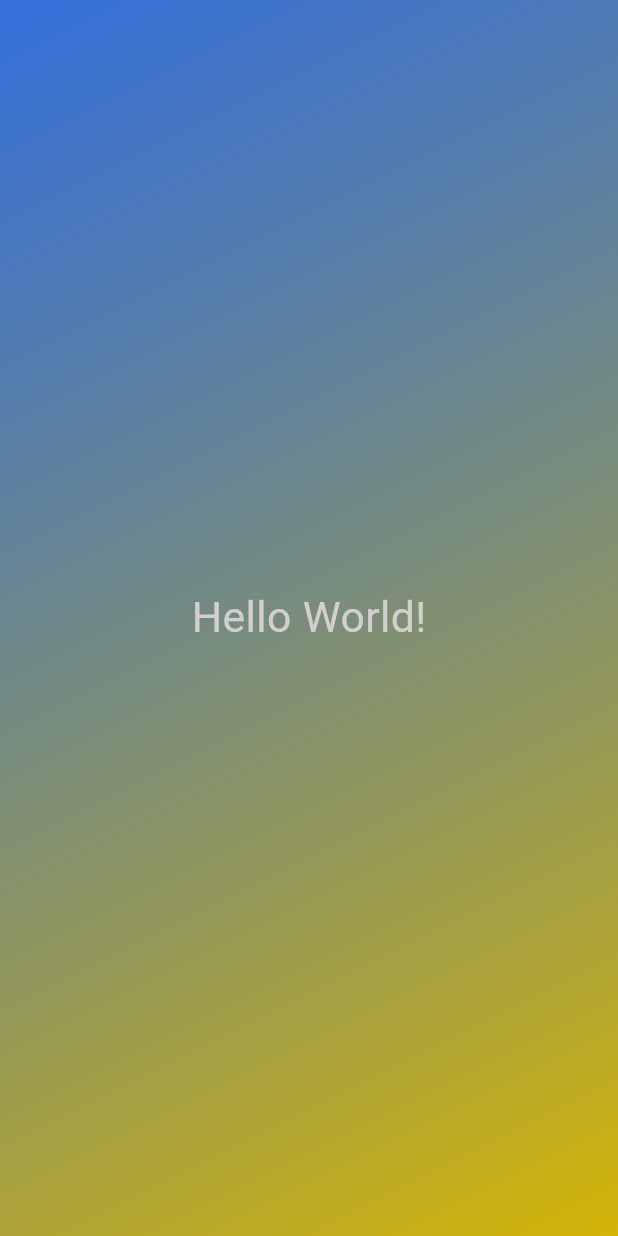
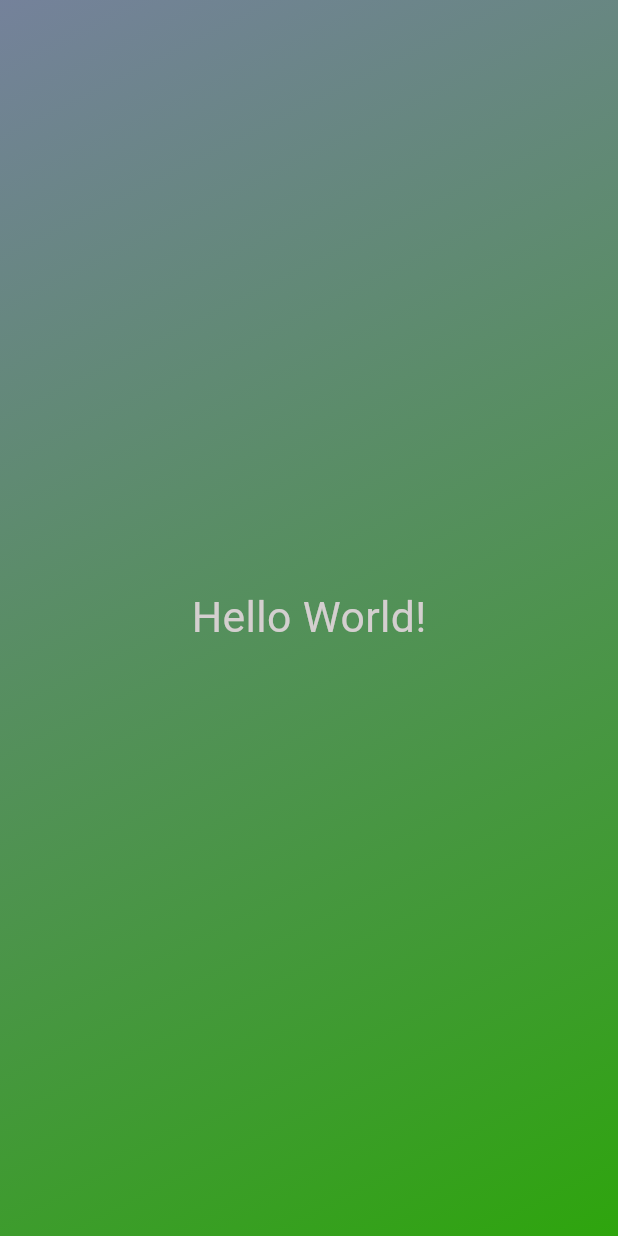
Before and after one commit to Wilson-Ochieng/Flutter-training, a Flutter app: the screen it shows after launch, on a phone screen of 412 x 824 dp. Run offline on Flutter 3.47's test engine with Material 3 defaults, Android fonts, the phone set to English and light mode, and no system bars.

Commit message:
created variables

```diff
--- a/lib/gradient_container.dart
+++ b/lib/gradient_container.dart
@@ -1,27 +1,25 @@
 import 'package:first_app/styled_text.dart';
 import 'package:flutter/material.dart';
-class  GradientContainer extends  StatelessWidget {
+//Created variables instead of hardcoding
+var startAlignment = Alignment.topLeft;
+var endAlignment = Alignment.bottomRight;
 
+class GradientContainer extends StatelessWidget {
   //Constuctor Function For  GradientContainer
-  const GradientContainer ({super.key});
-
+  const GradientContainer({super.key});
 
   @override
-   build(context){
+  build(context) {
     return Container(
-        decoration: const BoxDecoration(
+      decoration:  BoxDecoration(
         gradient: LinearGradient(colors: [
-            Color.fromARGB(205, 2, 78, 210),
-            Color.fromARGB(255, 212, 181, 6)
-          ], begin: Alignment.topLeft, end: Alignment.bottomRight),
+          Color.fromARGB(205, 83, 101, 130),
+          Color.fromARGB(255, 46, 165, 13)
+        ], begin: startAlignment, end: endAlignment),
       ),
       child: const Center(
         child: StyledText(),
       ),
     );
-
-
   }
-
-
 }
```
Lines whose indentation alone changed are shown as unchanged.
